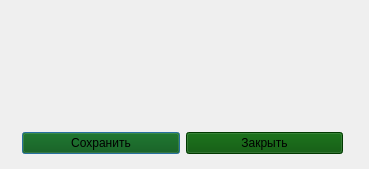
Qt form src/view/ui/edit_preset.ui (Ranzo/Calc3d_by_Risen) before a commit.
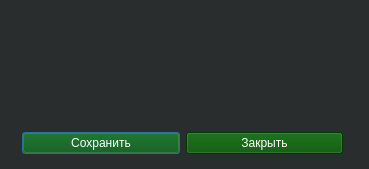
The same form after that commit. Icons and pictures are not drawn.

Patch:
```diff
--- a/src/view/ui/edit_preset.ui
+++ b/src/view/ui/edit_preset.ui
@@ -2,6 +2,12 @@
 <ui version="4.0">
  <class>EditPreset</class>
  <widget class="QDialog" name="EditPreset">
+<property name="styleSheet">
+  <string notr="true">
+    background-color: rgb(42, 45, 46);
+    color: white; 
+  </string>
+</property>
   <property name="geometry">
    <rect>
     <x>0</x>
```
